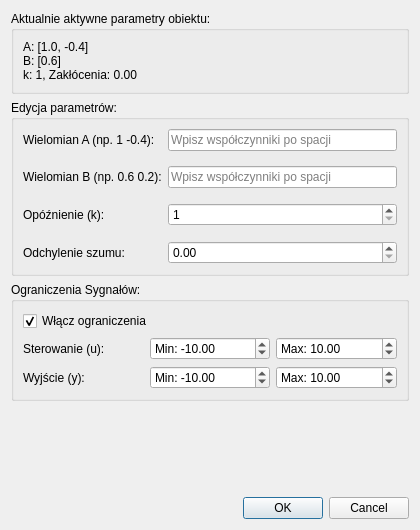
Qt form W_PREZENTACJI/ParametryARX.ui (pawnag/UAR) before a commit.
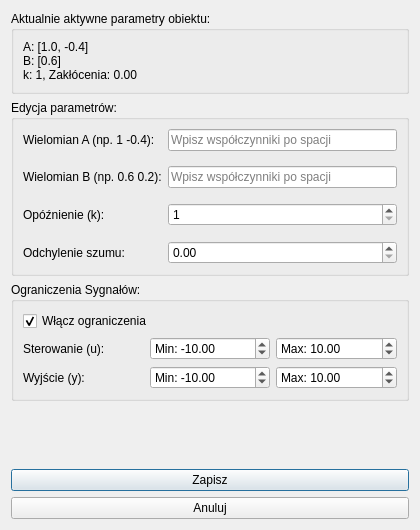
The same form after that commit.

What changed in the file:
```diff
--- a/W_PREZENTACJI/ParametryARX.ui
+++ b/W_PREZENTACJI/ParametryARX.ui
@@ -225,12 +225,16 @@
     </spacer>
    </item>
    <item>
-    <widget class="QDialogButtonBox" name="buttonBox">
-     <property name="orientation">
-      <enum>Qt::Orientation::Horizontal</enum>
+    <widget class="QPushButton" name="pushZapisz">
+     <property name="text">
+      <string>Zapisz</string>
      </property>
-     <property name="standardButtons">
-      <set>QDialogButtonBox::StandardButton::Cancel|QDialogButtonBox::StandardButton::Ok</set>
+    </widget>
+   </item>
+   <item>
+    <widget class="QPushButton" name="pushAnuluj">
+     <property name="text">
+      <string>Anuluj</string>
      </property>
     </widget>
    </item>
```
Left out of the diff: 57 changed lines with no effect on the pictures.
